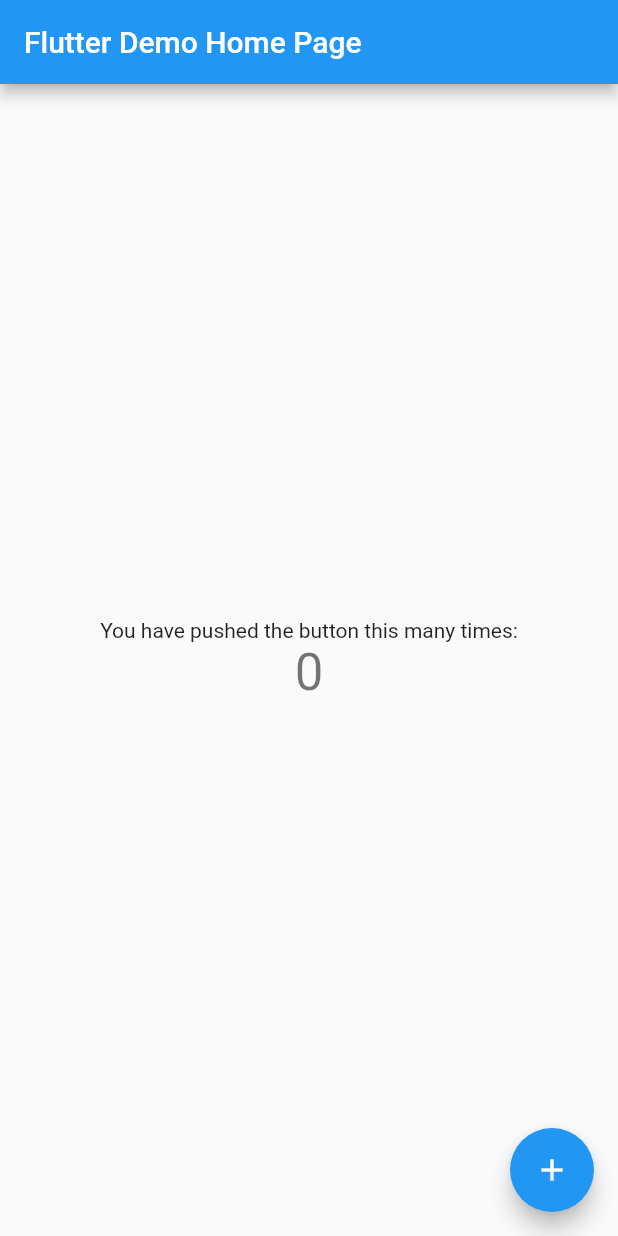
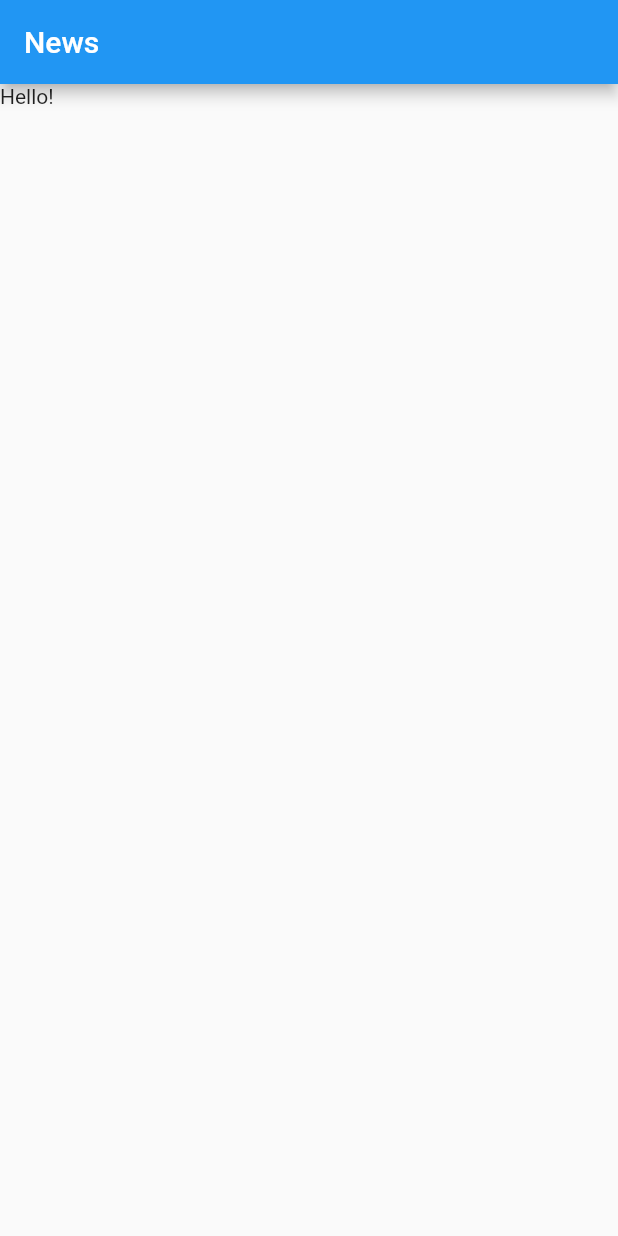
Before and after one commit to duduBaiao/flutter-hackernews, a Flutter app: the screen it shows after launch, on a phone screen of 412 x 824 dp. Run offline on Flutter 3.47's test engine with Material 2 defaults, Android fonts, the phone set to English and light mode, and no system bars; our stand-ins replace sqflite; accounts and stored records are empty.

Commit message:
Create scaffold screen for the news list.

```diff
--- a/lib/main.dart
+++ b/lib/main.dart
@@ -1,111 +1,4 @@
 import 'package:flutter/material.dart';
+import 'package:news/src/presentation/app.dart';
 
-void main() => runApp(MyApp());
-
-class MyApp extends StatelessWidget {
-  // This widget is the root of your application.
-  @override
-  Widget build(BuildContext context) {
-    return MaterialApp(
-      title: 'Flutter Demo',
-      theme: ThemeData(
-        // This is the theme of your application.
-        //
-        // Try running your application with "flutter run". You'll see the
-        // application has a blue toolbar. Then, without quitting the app, try
-        // changing the primarySwatch below to Colors.green and then invoke
-        // "hot reload" (press "r" in the console where you ran "flutter run",
-        // or simply save your changes to "hot reload" in a Flutter IDE).
-        // Notice that the counter didn't reset back to zero; the application
-        // is not restarted.
-        primarySwatch: Colors.blue,
-      ),
-      home: MyHomePage(title: 'Flutter Demo Home Page'),
-    );
-  }
-}
-
-class MyHomePage extends StatefulWidget {
-  MyHomePage({Key key, this.title}) : super(key: key);
-
-  // This widget is the home page of your application. It is stateful, meaning
-  // that it has a State object (defined below) that contains fields that affect
-  // how it looks.
-
-  // This class is the configuration for the state. It holds the values (in this
-  // case the title) provided by the parent (in this case the App widget) and
-  // used by the build method of the State. Fields in a Widget subclass are
-  // always marked "final".
-
-  final String title;
-
-  @override
-  _MyHomePageState createState() => _MyHomePageState();
-}
-
-class _MyHomePageState extends State<MyHomePage> {
-  int _counter = 0;
-
-  void _incrementCounter() {
-    setState(() {
-      // This call to setState tells the Flutter framework that something has
-      // changed in this State, which causes it to rerun the build method below
-      // so that the display can reflect the updated values. If we changed
-      // _counter without calling setState(), then the build method would not be
-      // called again, and so nothing would appear to happen.
-      _counter++;
-    });
-  }
-
-  @override
-  Widget build(BuildContext context) {
-    // This method is rerun every time setState is called, for instance as done
-    // by the _incrementCounter method above.
-    //
-    // The Flutter framework has been optimized to make rerunning build methods
-    // fast, so that you can just rebuild anything that needs updating rather
-    // than having to individually change instances of widgets.
-    return Scaffold(
-      appBar: AppBar(
-        // Here we take the value from the MyHomePage object that was created by
-        // the App.build method, and use it to set our appbar title.
-        title: Text(widget.title),
-      ),
-      body: Center(
-        // Center is a layout widget. It takes a single child and positions it
-        // in the middle of the parent.
-        child: Column(
-          // Column is also layout widget. It takes a list of children and
-          // arranges them vertically. By default, it sizes itself to fit its
-          // children horizontally, and tries to be as tall as its parent.
-          //
-          // Invoke "debug painting" (press "p" in the console, choose the
-          // "Toggle Debug Paint" action from the Flutter Inspector in Android
-          // Studio, or the "Toggle Debug Paint" command in Visual Studio Code)
-          // to see the wireframe for each widget.
-          //
-          // Column has various properties to control how it sizes itself and
-          // how it positions its children. Here we use mainAxisAlignment to
-          // center the children vertically; the main axis here is the vertical
-          // axis because Columns are vertical (the cross axis would be
-          // horizontal).
-          mainAxisAlignment: MainAxisAlignment.center,
-          children: <Widget>[
-            Text(
-              'You have pushed the button this many times:',
-            ),
-            Text(
-              '$_counter',
-              style: Theme.of(context).textTheme.display1,
-            ),
-          ],
-        ),
-      ),
-      floatingActionButton: FloatingActionButton(
-        onPressed: _incrementCounter,
-        tooltip: 'Increment',
-        child: Icon(Icons.add),
-      ), // This trailing comma makes auto-formatting nicer for build methods.
-    );
-  }
-}
+void main() => runApp(App());
--- /dev/null
+++ b/lib/src/presentation/app.dart
@@ -0,0 +1,15 @@
+import 'package:flutter/material.dart';
+import 'package:news/src/presentation/screens/news_list.dart';
+
+class App extends StatelessWidget {
+  @override
+  Widget build(BuildContext context) {
+    return MaterialApp(
+      title: 'News!',
+      theme: ThemeData(
+        primarySwatch: Colors.blue,
+      ),
+      home: NewsList(),
+    );
+  }
+}
--- /dev/null
+++ b/lib/src/presentation/screens/news_list.dart
@@ -0,0 +1,13 @@
+import 'package:flutter/material.dart';
+
+class NewsList extends StatelessWidget {
+  @override
+  Widget build(BuildContext context) {
+    return Scaffold(
+      appBar: AppBar(
+        title: Text("News"),
+      ),
+      body: Text("Hello!"),
+    );
+  }
+}
```
